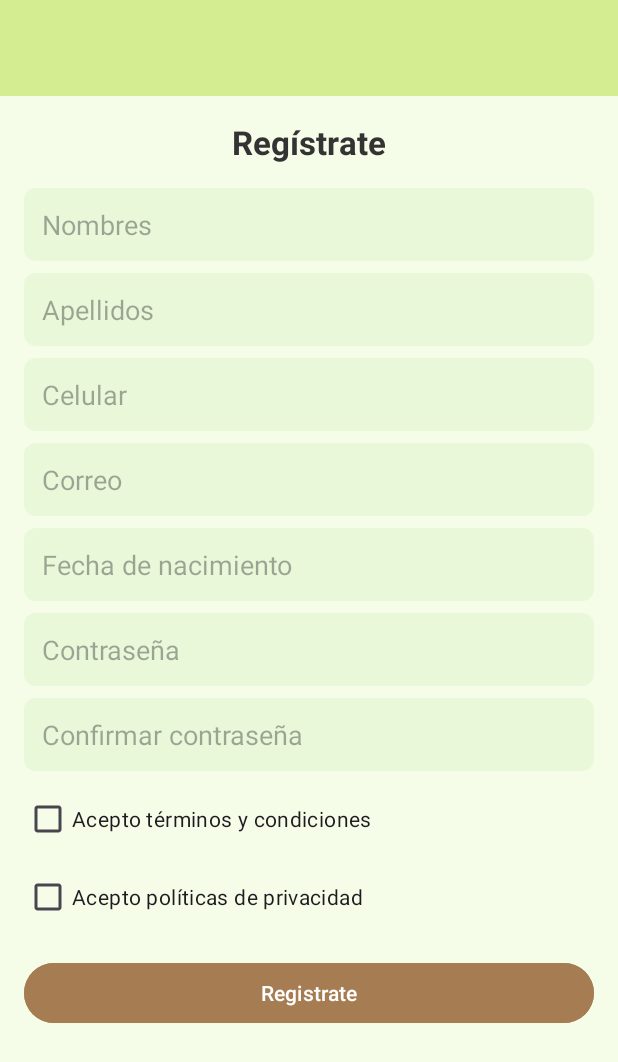
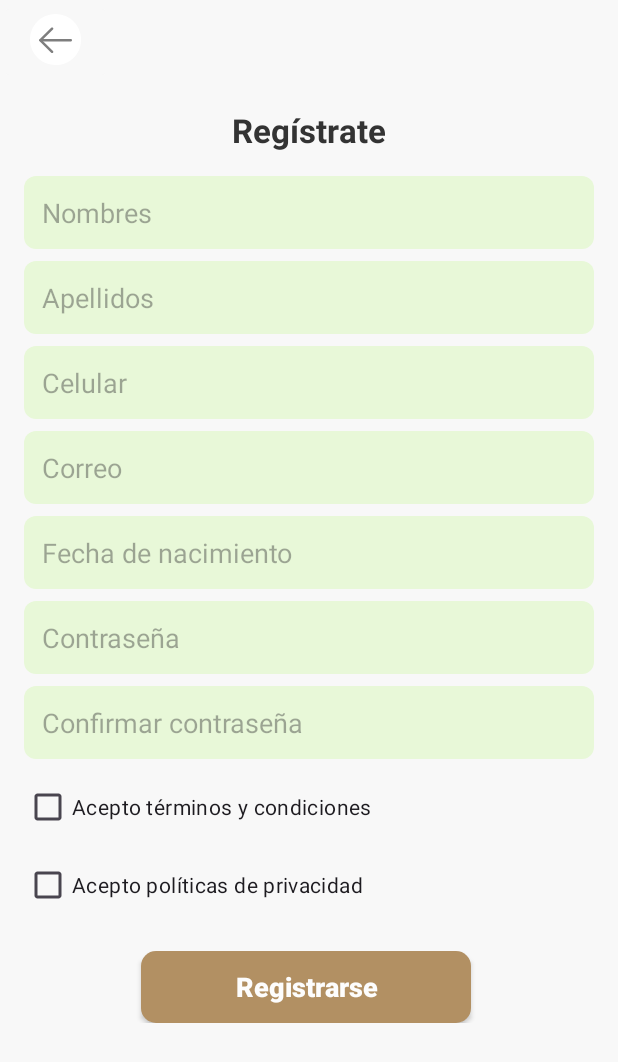
Before and after one commit to LaussR/GaiaCaporal, an Android app: the layout activity_registro.xml on its own in the app's theme, with its tools: preview values and no code run, on a phone screen of 412 x 824 dp. Shown: the top 1062 px of the screen. Run offline under Robolectric (Android 15) with nearby library versions, the phone set to English and light mode, and no system bars.

Commit message:
Nicolas btn principal

```diff
--- a/app/src/main/java/com/example/gaiacaporal/Registro.java
+++ b/app/src/main/java/com/example/gaiacaporal/Registro.java
@@ -10,8 +10,8 @@ public class Registro extends AppCompatActivity {
         super.onCreate(savedInstanceState);
         setContentView(R.layout.activity_registro); // Asegúrate de que el nombre del XML sea correcto
 
-        Toolbar toolbar = findViewById(R.id.toolbar);
-        setSupportActionBar(toolbar);
+//        Toolbar toolbar = findViewById(R.id.toolbar);
+//        setSupportActionBar(toolbar);
 
         // Habilitar la flecha de retroceso en el Toolbar
         if (getSupportActionBar() != null) {
--- /dev/null
+++ b/app/src/main/res/drawable/btn_background_brown.xml
@@ -0,0 +1,9 @@
+<?xml version="1.0" encoding="utf-8"?>
+<selector xmlns:android="http://schemas.android.com/apk/res/android">
+    <item>
+        <shape android:shape="rectangle">
+            <corners android:radius="10dp"/>
+            <solid android:color="@color/brown"/>
+        </shape>
+    </item>
+</selector>
--- a/app/src/main/res/layout/activity_registro.xml
+++ b/app/src/main/res/layout/activity_registro.xml
@@ -3,19 +3,19 @@
     android:layout_width="match_parent"
     android:layout_height="match_parent"
     android:orientation="vertical"
-    android:background="#F5FCE8">
+    android:background="@color/Background">
 
-    <!-- Toolbar con flecha de retroceso -->
-    <androidx.appcompat.widget.Toolbar
-        android:id="@+id/toolbar"
-        android:layout_width="match_parent"
-        android:layout_height="?attr/actionBarSize"
-        android:background="#D4ED91"
-        android:title="Registro"
-        android:titleTextColor="#000"
-        android:elevation="4dp"/>
 
     <!-- ScrollView para formulario -->
+
+    <ImageButton
+        android:id="@+id/btnBack4"
+        android:layout_width="wrap_content"
+        android:layout_height="56dp"
+        android:backgroundTint="@color/Background"
+        android:contentDescription="Mapa"
+        android:src="@drawable/btnback" />
+
     <ScrollView
         android:layout_width="match_parent"
         android:layout_height="match_parent"
@@ -121,14 +121,14 @@
                 android:text="Acepto políticas de privacidad" />
 
             <!-- Botón de registro -->
-            <Button
+            <androidx.appcompat.widget.AppCompatButton
                 android:id="@+id/btn_registrarse"
-                android:layout_width="match_parent"
-                android:layout_height="wrap_content"
-                android:text="Registrate"
-                android:backgroundTint="#A67C52"
-                android:textColor="#FFFFFF"
-                android:layout_marginTop="16dp"/>
+                style="@style/BtnPimary"
+                android:layout_centerHorizontal="true"
+                android:layout_marginTop="20dp"
+                android:layout_below="@id/check_politicas"
+                android:text="Registrarse" />
+
         </LinearLayout>
     </ScrollView>
 
--- a/app/src/main/res/values/styles.xml
+++ b/app/src/main/res/values/styles.xml
@@ -5,16 +5,15 @@
         <item name="android:layout_height">wrap_content</item>
         <item name="android:layout_weight">1</item>
         <item name="android:layout_marginRight">2dp</item>
-        <item name="android:background">@color/brown</item>
-        <item name="android:colorBackground">@color/brown</item>
-        <item name="android:backgroundTint">@color/brown</item>
+        <item name="android:background">@drawable/btn_background_brown</item>
         <item name="android:shadowDx">4</item>
         <item name="android:shadowDy">2</item>
         <item name="android:shadowColor">#373737</item>
         <item name="android:textColor">@color/white</item>
-        <item name="android:textSize">24dp</item>
+        <item name="android:textSize">18dp</item>
         <item name="android:textStyle">bold</item>
         <item name="android:shape">rectangle</item>
+        <item name="android:textAllCaps">false</item>
     </style>
 
     <style name="BtnBack">
```
Also changed, not shown: app/src/main/res/layout/activity_login.xml (+7 -12 lines), app/src/main/res/drawable/fondo_boton.png (deleted).
